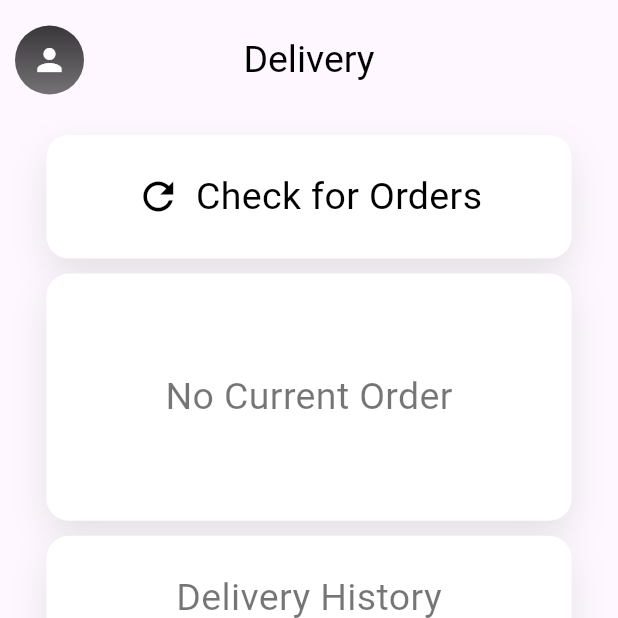
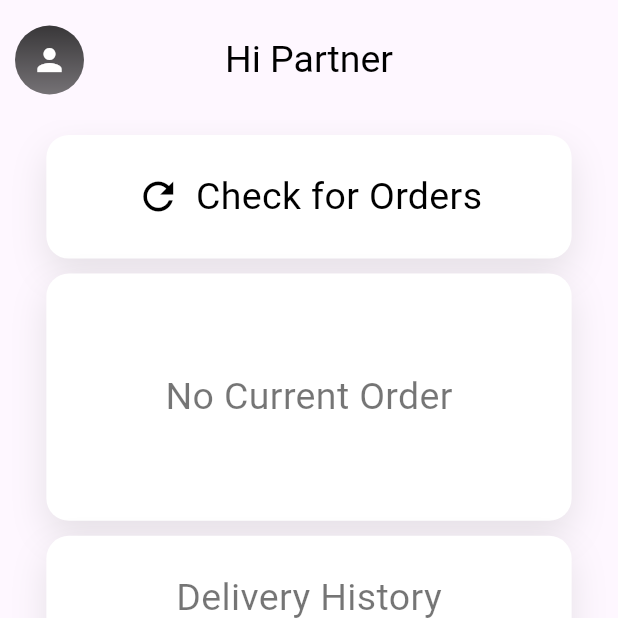
Before and after one commit to girithc/otto-mart-delivery, a Flutter app: the HomePage screen opened directly, on a phone screen of 412 x 824 dp, the top half of it. Run offline on Flutter 3.47's test engine with Material 3 defaults, Android fonts, the phone set to English and light mode, and no system bars; our stand-ins replace connectivity_plus, firebase_core, firebase_messaging, flutter_secure_storage, image_picker, pinput and 2 more; missing offline and left inert: webview_flutter_wkwebview; accounts and stored records are empty.

Commit message:
check for order (1/2) and login state mechanism

```diff
--- a/lib/home/home.dart
+++ b/lib/home/home.dart
@@ -1,6 +1,9 @@
 import 'dart:convert';
 
+import 'package:delivery/onboarding/login/login.dart';
+import 'package:delivery/utils/constants.dart';
 import 'package:flutter/material.dart';
+import 'package:flutter_secure_storage/flutter_secure_storage.dart';
 import 'package:http/http.dart' as http;
 
 class HomePage extends StatefulWidget {
@@ -12,10 +15,41 @@ class HomePage extends StatefulWidget {
 
 class _HomePageState extends State<HomePage> {
   OrderAssigned? orderAssigned;
+  bool isCheckingOrders = false;
+  String greetingName = "Partner"; // Default greeting name
+  final _storage = FlutterSecureStorage();
+
+  @override
+  void initState() {
+    super.initState();
+    _loadName();
+    // ... other initializations ...
+  }
+
+  Future<void> _clearSecureStorage() async {
+    await _storage.deleteAll();
+  }
+
+  Future<void> _loadName() async {
+    String? name = await _storage.read(key: 'name');
+    if (name != null && name.isNotEmpty) {
+      setState(() {
+        greetingName = name;
+      });
+    }
+  }
+
   Future<void> checkForOrders() async {
+    setState(() {
+      isCheckingOrders = true;
+    });
+
+    // Simulate a network request
     String phone = '1234567890';
+    await Future.delayed(const Duration(seconds: 2)); // Simulate network delay
+
     final response = await http.post(
-      Uri.parse('/delivery-partner-check-order'),
+      Uri.parse('$baseUrl/delivery-partner-check-order'),
       headers: <String, String>{
         'Content-Type': 'application/json; charset=UTF-8',
       },
@@ -27,9 +61,13 @@ class _HomePageState extends State<HomePage> {
     if (response.statusCode == 200) {
       setState(() {
         orderAssigned = OrderAssigned.fromJson(jsonDecode(response.body));
+        isCheckingOrders = false;
       });
     } else {
       // Handle error...
+      setState(() {
+        isCheckingOrders = false;
+      });
     }
   }
 
@@ -38,8 +76,8 @@ class _HomePageState extends State<HomePage> {
     return Scaffold(
       appBar: AppBar(
           toolbarHeight: 80,
-          title: const Text(
-            'Delivery',
+          title: Text(
+            'Hi $greetingName',
             style: TextStyle(fontSize: 25, color: Colors.black),
           ),
           centerTitle: true,
@@ -59,7 +97,13 @@ class _HomePageState extends State<HomePage> {
             child: IconButton(
                 icon: const Icon(Icons.person),
                 color: Colors.white, // Icon color
-                onPressed: () {}),
+                onPressed: () async {
+                  await _clearSecureStorage();
+                  Navigator.of(context).pushAndRemoveUntil(
+                    MaterialPageRoute(builder: (context) => const MyPhone()),
+                    (Route<dynamic> route) => false,
+                  );
+                }),
           )),
       body: SingleChildScrollView(
         child: Column(
@@ -67,47 +111,24 @@ class _HomePageState extends State<HomePage> {
           children: [
             const SizedBox(height: 10),
             GestureDetector(
-              onTap: () => {
-                checkForOrders() // Now just calling the function
+              onTap: () {
+                if (!isCheckingOrders) {
+                  checkForOrders();
+                }
               },
-              child: Center(
-                child: Container(
-                  height: MediaQuery.of(context).size.height * 0.1,
-                  width: MediaQuery.of(context).size.width * 0.85,
-                  decoration: BoxDecoration(
-                    borderRadius: BorderRadius.circular(15), // Rounded borders
-                    color: Colors.white,
-                    boxShadow: [
-                      BoxShadow(
-                        color: Colors.grey.withOpacity(0.25), // Shadow color
-                        spreadRadius: 0,
-                        blurRadius: 20, // Increased shadow blur
-                        offset:
-                            const Offset(0, 10), // Increased vertical offset
+              child: isCheckingOrders
+                  ? Center(
+                      child: Container(
+                        height: MediaQuery.of(context).size.height * 0.1,
+                        width: MediaQuery.of(context).size.width * 0.85,
+                        padding: const EdgeInsets.all(10),
+                        child: LinearProgressIndicator(
+                          valueColor:
+                              AlwaysStoppedAnimation<Color>(Colors.blue),
+                        ),
                       ),
-                    ],
-                  ),
-                  child: const Row(
-                    mainAxisAlignment: MainAxisAlignment
-                        .center, // Center the row contents horizontally
-                    children: [
-                      Icon(
-                        Icons.refresh, // Refresh icon
-                        color: Colors.black,
-                        size: 30, // Icon color
-                      ),
-                      SizedBox(width: 10),
-                      Text(
-                        'Check for Orders',
-                        style: TextStyle(
-                            fontSize: 25,
-                            color: Colors.black,
-                            fontWeight: FontWeight.normal),
-                      ), // Spacing between text and icon
-                    ],
-                  ),
-                ),
-              ),
+                    )
+                  : buildCheckOrdersTile(context),
             ),
             const SizedBox(height: 10),
             GestureDetector(
@@ -201,6 +222,39 @@ class _HomePageState extends State<HomePage> {
       ),
     );
   }
+
+  Widget buildCheckOrdersTile(BuildContext context) {
+    return Center(
+      child: Container(
+        height: MediaQuery.of(context).size.height * 0.1,
+        width: MediaQuery.of(context).size.width * 0.85,
+        decoration: BoxDecoration(
+          borderRadius: BorderRadius.circular(15), // Rounded borders
+          color: Colors.white,
+          boxShadow: [
+            BoxShadow(
+              color: Colors.grey.withOpacity(0.25), // Shadow color
+              spreadRadius: 0,
+              blurRadius: 20, // Increased shadow blur
+              offset: const Offset(0, 10), // Increased vertical offset
+            ),
+          ],
+        ),
+        // Rest of your container styling...
+        child: const Row(
+          mainAxisAlignment: MainAxisAlignment.center,
+          children: [
+            Icon(Icons.refresh, color: Colors.black, size: 30),
+            SizedBox(width: 10),
+            Text(
+              'Check for Orders',
+              style: TextStyle(fontSize: 25, color: Colors.black),
+            ),
+          ],
+        ),
+      ),
+    );
+  }
 }
 
 class OrderAssigned {
--- a/lib/onboarding/login/login.dart
+++ b/lib/onboarding/login/login.dart
@@ -65,6 +65,11 @@ class _MyPhoneState extends State<MyPhone> {
       print(response.body);
       if (name != null && name.isNotEmpty) {
         _showSnackbar('Name: $name', Colors.green);
+
+        // Store the phone number in Flutter Secure Storage as partnerId
+        await _storage.write(key: 'partnerId', value: phone);
+        await _storage.write(key: 'name', value: name);
+
         return Tuple2(true, true);
       } else {
         _showSnackbar('Name empty', Colors.amberAccent);
```
Also changed, not shown: lib/main.dart (+70 -6 lines).
